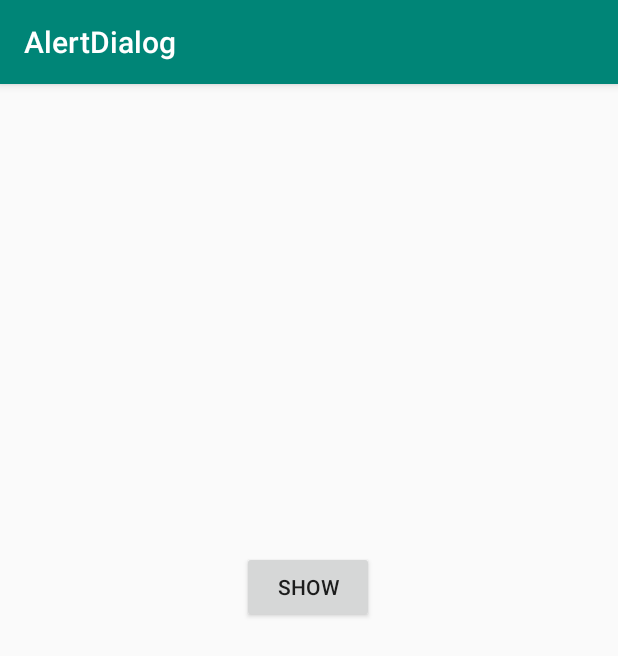
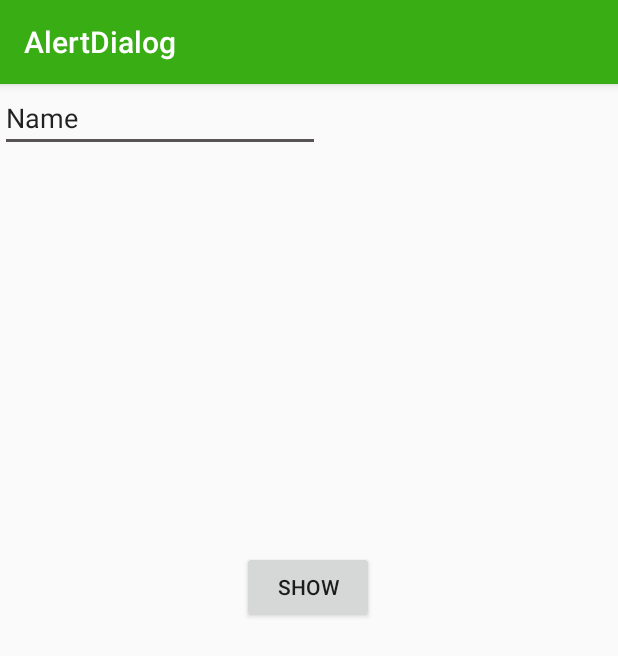
Before and after one commit to SheikhElMoctarG/AndroidProjects, an Android app: the screen it shows after launch (MainActivity), on a phone screen of 412 x 824 dp. Shown: the top 656 px of the screen. Run offline under Robolectric (Android 15) with nearby library versions, the phone set to English and light mode, and no system bars.

Commit message:
update project AlertDialog

```diff
--- a/AlertDialog/app/src/main/res/layout/activity_main.xml
+++ b/AlertDialog/app/src/main/res/layout/activity_main.xml
@@ -18,4 +18,14 @@
         app:layout_constraintStart_toStartOf="parent"
         app:layout_constraintTop_toTopOf="parent"
         app:layout_constraintVertical_bias="0.453" />
+
+    <EditText
+        android:id="@+id/editText"
+        android:layout_width="wrap_content"
+        android:layout_height="wrap_content"
+        android:ems="10"
+        android:inputType="textPersonName"
+        android:text="Name"
+        tools:layout_editor_absoluteX="95dp"
+        tools:layout_editor_absoluteY="142dp" />
 </androidx.constraintlayout.widget.ConstraintLayout>
--- a/AlertDialog/app/src/main/res/values/colors.xml
+++ b/AlertDialog/app/src/main/res/values/colors.xml
@@ -1,6 +1,6 @@
 <?xml version="1.0" encoding="utf-8"?>
 <resources>
-    <color name="colorPrimary">#008577</color>
-    <color name="colorPrimaryDark">#00574B</color>
-    <color name="colorAccent">#D81B60</color>
+    <color name="colorPrimary">#38AD14</color>
+    <color name="colorPrimaryDark">#217512</color>
+    <color name="colorAccent">#585354</color>
 </resources>
```
